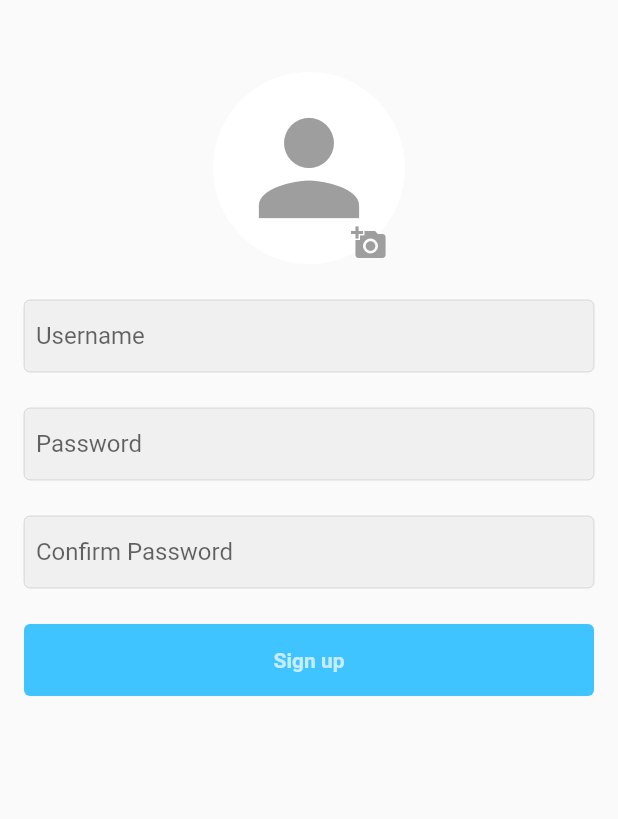
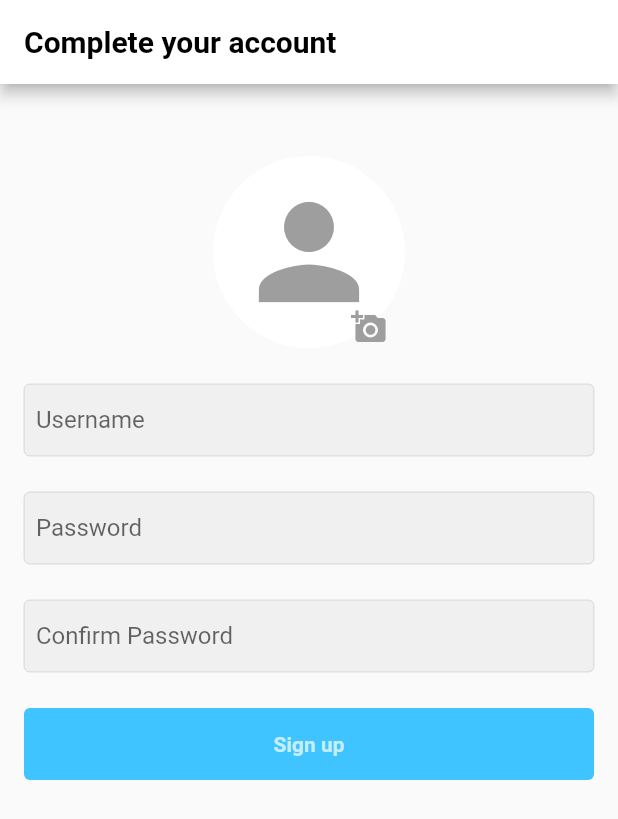
Before and after one commit to huystudyit13/Instagram_clone, a Flutter app: the SignUpForm screen opened directly with empty values, on a phone screen of 412 x 824 dp. Shown: the top 819 px of the screen. Run offline on Flutter 3.47's test engine with Material 2 defaults, Android fonts, the phone set to English and light mode, and no system bars; our stand-ins replace cloud_firestore, firebase_auth, firebase_core, firebase_storage, flutter_svg, image_picker and 2 more; missing offline and left inert: email_auth; accounts and stored records are empty; generated files the repository leaves out were written again.

Commit message:
fix resize screens + update password check blank spaces

```diff
--- a/Instagram_clone/lib/l10n/app_en.arb
+++ b/Instagram_clone/lib/l10n/app_en.arb
@@ -45,5 +45,7 @@
   "choose_from_gallery": "Choose from Gallery",
   "cancel": "Cancel",
   "write_a_caption": "Write a caption...",
-  "posted": "Posted!"
+  "posted": "Posted!",
+  "complete_acc": "Complete your account",
+  "contain_blank_spaces": "Your password can not contain blank spaces"
 }
--- a/Instagram_clone/lib/l10n/app_vi.arb
+++ b/Instagram_clone/lib/l10n/app_vi.arb
@@ -45,5 +45,7 @@
   "choose_from_gallery": "Chọn từ thư viện",
   "cancel": "Hủy",
   "write_a_caption": "Viết mô tả...",
-  "posted": "Đã đăng thành công!"
+  "posted": "Đã đăng thành công!",
+  "complete_acc": "Hoàn thiện tài khoản của bạn",
+  "contain_blank_spaces": "Mật khẩu của bạn không được chứa dấu cách"
 }
--- a/Instagram_clone/lib/models/post.dart
+++ b/Instagram_clone/lib/models/post.dart
@@ -4,7 +4,7 @@ class Post {
   final String description;
   final String uid;
   final String username;
-  final likes;
+  final int likes;
   final String postId;
   final DateTime datePublished;
   final String postUrl;
--- a/Instagram_clone/lib/resources/post_methods.dart
+++ b/Instagram_clone/lib/resources/post_methods.dart
@@ -20,7 +20,7 @@ class PostMethods {
         description: description,
         uid: uid,
         username: username,
-        likes: [],
+        likes: 0,
         postId: postId,
         datePublished: DateTime.now(),
         postUrl: photoUrl,
--- a/Instagram_clone/lib/resources/user_provider.dart
+++ b/Instagram_clone/lib/resources/user_provider.dart
@@ -3,7 +3,7 @@ import 'package:instagram_clone/models/user.dart';
 import 'package:instagram_clone/resources/auth_methods.dart';
 
 class UserProvider with ChangeNotifier {
-  User? _user;
+  late User? _user;
   final AuthMethods _authMethods = AuthMethods();
 
   User get getUser => _user!;
--- a/Instagram_clone/lib/screens/main_ui/add_post.dart
+++ b/Instagram_clone/lib/screens/main_ui/add_post.dart
@@ -189,7 +189,8 @@ class _AddPostState extends State<AddPost> {
                   child: TextField(
                     controller: _descriptionController,
                     decoration: InputDecoration(
-                        hintText: translation(context).write_a_caption, border: InputBorder.none),
+                        hintText: translation(context).write_a_caption,
+                        border: InputBorder.none),
                     //maxLines: 8,
                   ),
                 ),
--- a/Instagram_clone/lib/screens/sign_up/sign_up_form.dart
+++ b/Instagram_clone/lib/screens/sign_up/sign_up_form.dart
@@ -93,7 +93,7 @@ class SignUpFormState extends State<SignUpForm> {
       });
       // navigate to the home screen
       if (!mounted) return;
-      addData();
+      //addData();
       Navigator.pushReplacement(
         context,
         MaterialPageRoute(builder: (context) => const MainUiNavigator()),
@@ -117,12 +117,23 @@ class SignUpFormState extends State<SignUpForm> {
   @override
   Widget build(BuildContext context) {
     return Scaffold(
-      resizeToAvoidBottomInset: false,
+      appBar: AppBar(
+        automaticallyImplyLeading: false,
+        title: Text(
+          translation(context).complete_acc,
+          style:
+              const TextStyle(color: Colors.black, fontWeight: FontWeight.bold),
+        ),
+        backgroundColor: Colors.white,
+      ),
+      resizeToAvoidBottomInset: true,
       body: SafeArea(
         child: Container(
           padding: const EdgeInsets.symmetric(horizontal: 16),
           width: double.infinity,
+          child: SingleChildScrollView(
             child: Column(
+              mainAxisSize: MainAxisSize.min,
               children: [
                 const SizedBox(
                   height: 48,
@@ -254,34 +265,48 @@ class SignUpFormState extends State<SignUpForm> {
                       ),
                       onPressed: userCheck && passCheck && passCfCheck
                           ? () async => {
-                              if (_image == null) {
-                                _image = await convert(),
-                              },
+                                FocusManager.instance.primaryFocus?.unfocus(),
+                                if (_passwordController.text.contains(' '))
+                                  {
+                                    showMess(
+                                        context,
+                                        translation(context)
+                                            .contain_blank_spaces),
+                                  }
+                                else
+                                  {
                                     if (_passwordCfController.text ==
                                         _passwordController.text)
                                       {
+                                        if (_image == null)
+                                          {
+                                            _image = await convert(),
+                                          },
                                         signUpUser(),
                                       }
                                     else
                                       {
-                                  showMess(context, translation(context).wrong_cf_pass),
+                                        showMess(context,
+                                            translation(context).wrong_cf_pass),
+                                      }
                                   }
                               }
                           : null,
                       child: !_isLoading
                           ? Text(
                               translation(context).sign_up_btn,
-                            style: const TextStyle(fontWeight: FontWeight.bold),
+                              style:
+                                  const TextStyle(fontWeight: FontWeight.bold),
                             )
                           : const CircularProgressIndicator(
                               color: Colors.white,
                             ),
                     )),
-              Flexible(
-                flex: 2,
-                child: Container(),
+                const SizedBox(
+                  height: 48,
                 ),
               ],
+            ),
           ),
         ),
       ),
--- a/Instagram_clone/lib/screens/sign_up/verify.dart
+++ b/Instagram_clone/lib/screens/sign_up/verify.dart
@@ -159,7 +159,8 @@ class _VerifyState extends State<Verify> {
                           }
                         else
                           {
-                            showMess(context, translation(context).validate_fail),
+                            showMess(
+                                context, translation(context).validate_fail),
                           }
                       }
                   : null,
```
Also changed, not shown: Instagram_clone/lib/main.dart (+7 -7 lines), Instagram_clone/lib/screens/login/forgot_password.dart (+23 -14 lines), Instagram_clone/lib/screens/login/login.dart (+17 -7 lines), Instagram_clone/lib/screens/main_ui/feed.dart (+15 -19 lines), Instagram_clone/lib/screens/main_ui/navigator.dart (+27 -15 lines), Instagram_clone/lib/screens/sign_up/sign_up_methods.dart (+6 -3 lines), Instagram_clone/lib/screens/start.dart (+13 -8 lines). Lines whose indentation alone changed are shown as unchanged.
